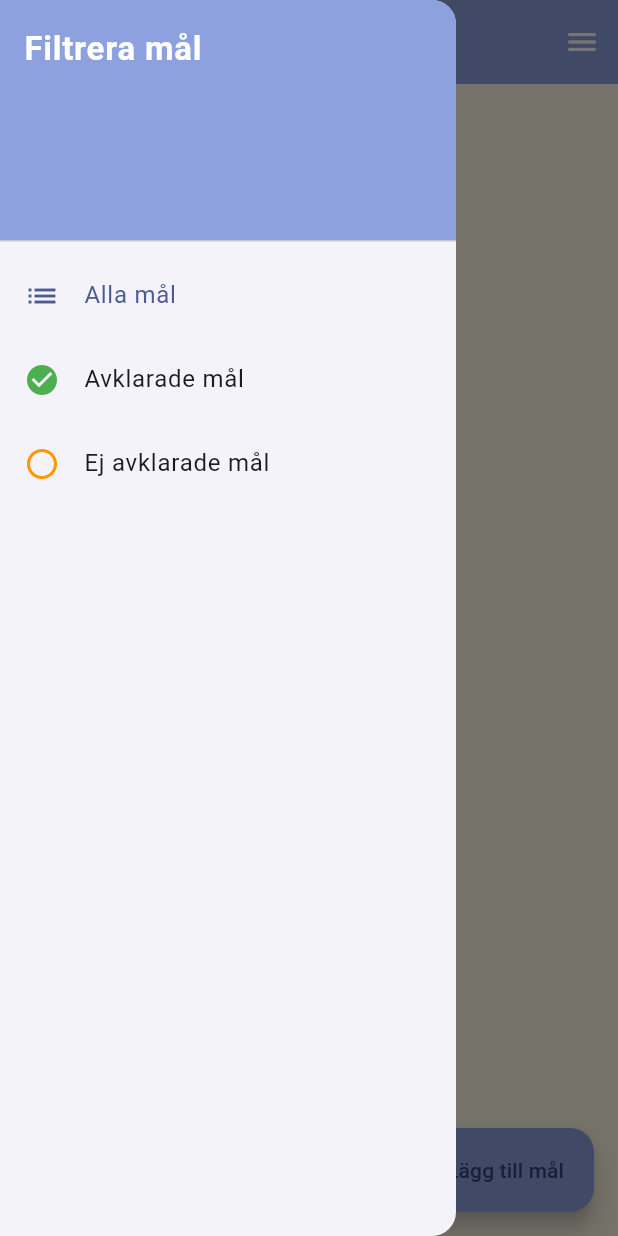
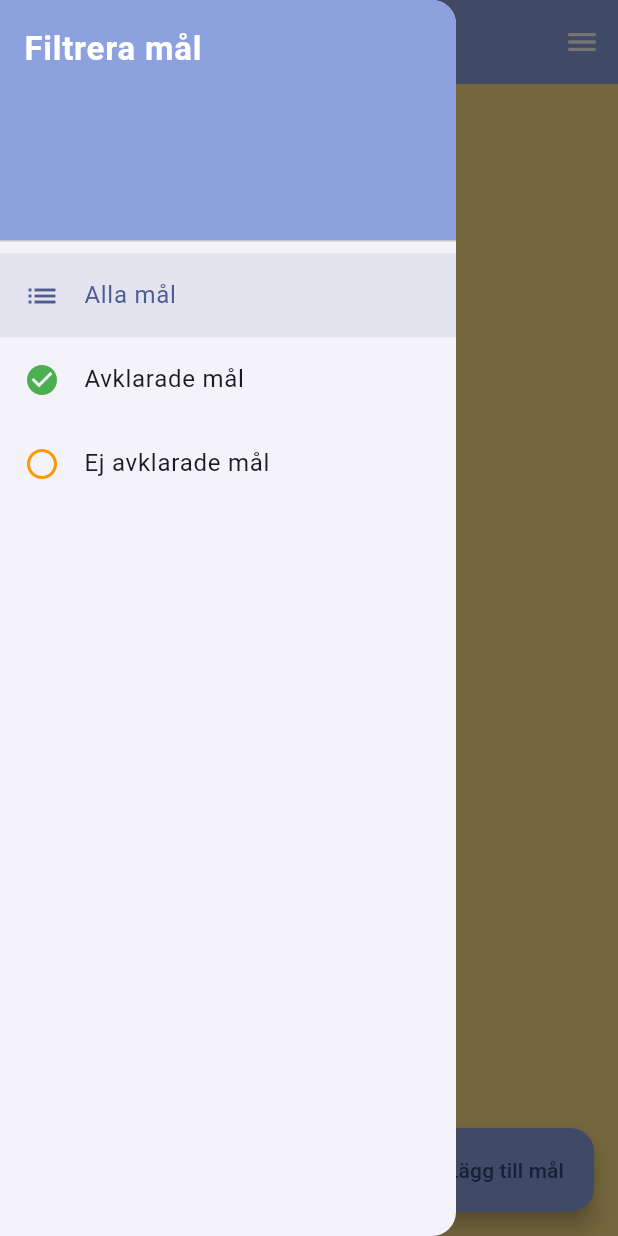
Before and after one commit to gu-tig333-ht25/Grupp-2, a Flutter app: the MalSida screen opened directly, with the side drawer open, on a phone screen of 412 x 824 dp. Run offline on Flutter 3.47's test engine with Material 3 defaults, Android fonts, the phone set to English and light mode, and no system bars; our stand-ins replace cloud_firestore, firebase_auth, firebase_core, table_calendar, youtube_player_flutter; accounts and stored records are empty.

Commit message:
ändrat tema färg på mål så det är samma

```diff
--- a/lib/views/mal_sida.dart
+++ b/lib/views/mal_sida.dart
@@ -38,12 +38,16 @@ void initState() {
 
   @override
   Widget build(BuildContext context) {
+    final primaryColor = Theme.of(context).colorScheme.primary;
+    final appBarColor = Theme.of(context).appBarTheme.backgroundColor;
+    final scaffoldBgColor = Theme.of(context).scaffoldBackgroundColor;
+
     return Scaffold(
-      backgroundColor: const Color(0xFFFFF9E6),
+      backgroundColor: scaffoldBgColor,
       appBar: AppBar(
         title: Text(_getTitel()),
-        backgroundColor: const Color(0xFF8CA1DE),
-        foregroundColor: Colors.white,
+        backgroundColor: appBarColor,
+        foregroundColor: Theme.of(context).appBarTheme.foregroundColor,
 
         // --- ÄNDRING 1: Lägg tillbaks tillbakapilen manuellt i leading ---
         leading: IconButton(
@@ -71,9 +75,9 @@ void initState() {
         child: ListView(
           padding: EdgeInsets.zero,
           children: [
-            const DrawerHeader(
-              decoration: BoxDecoration(color: Color(0xFF8CA1DE)),
-              child: Text(
+            DrawerHeader(
+              decoration: BoxDecoration(color: appBarColor),
+              child: const Text(
                 'Filtrera mål',
                 style: TextStyle(
                     color: Colors.white,
@@ -85,6 +89,7 @@ void initState() {
               leading: const Icon(Icons.list),
               title: const Text("Alla mål"),
               selected: _valdFiltrering == Filtrering.alla,
+              selectedTileColor: primaryColor.withAlpha(26),
               onTap: () {
                 setState(() => _valdFiltrering = Filtrering.alla);
                 Navigator.pop(context);
@@ -94,6 +99,7 @@ void initState() {
               leading: const Icon(Icons.check_circle, color: Colors.green),
               title: const Text("Avklarade mål"),
               selected: _valdFiltrering == Filtrering.klara,
+              selectedTileColor: primaryColor.withAlpha(26),
               onTap: () {
                 setState(() => _valdFiltrering = Filtrering.klara);
                 Navigator.pop(context);
@@ -104,6 +110,7 @@ void initState() {
                   const Icon(Icons.radio_button_unchecked, color: Colors.orange),
               title: const Text("Ej avklarade mål"),
               selected: _valdFiltrering == Filtrering.ejKlara,
+              selectedTileColor: primaryColor.withAlpha(26),
               onTap: () {
                 setState(() => _valdFiltrering = Filtrering.ejKlara);
                 Navigator.pop(context);
@@ -115,7 +122,7 @@ void initState() {
       // Skicka det aktuella filtret till MalListaView
       body: MalListaView(filtrering: _valdFiltrering),
       floatingActionButton: FloatingActionButton.extended(
-        backgroundColor: const Color(0xFF8CA1DE),
+        backgroundColor: appBarColor,
         onPressed: () async {
           await Navigator.push(
             context,
@@ -151,6 +158,7 @@ class _MalListaViewState extends State<MalListaView> {
   Widget build(BuildContext context) {
     final malProvider = Provider.of<MalProvider>(context);
     final allaMal = malProvider.malLista;
+    final appBarColor = Theme.of(context).appBarTheme.backgroundColor;
 
     final filtrerad = switch (widget.filtrering) {
       Filtrering.klara => allaMal.where((m) => m.klar).toList(),
@@ -203,10 +211,10 @@ class _MalListaViewState extends State<MalListaView> {
               crossAxisAlignment: CrossAxisAlignment.start,
               children: [
                 Text("Vecka ${entry.key}",
-                    style: const TextStyle(
+                    style: TextStyle(
                         fontWeight: FontWeight.bold,
                         fontSize: 16,
-                        color: Color(0xFF8CA1DE))),
+                        color: appBarColor)),
                 const SizedBox(height: 4),
                 ...entry.value.map((mal) => GoalItem(
                       mal: mal,
@@ -230,6 +238,7 @@ class GoalItem extends StatelessWidget {
   @override
   Widget build(BuildContext context) {
     final malProvider = Provider.of<MalProvider>(context, listen: false);
+    final appBarColor = Theme.of(context).appBarTheme.backgroundColor;
 
     String formatDatum(DateTime? d) {
       if (d == null) return '';
@@ -241,7 +250,7 @@ class GoalItem extends StatelessWidget {
       child: ListTile(
         leading: Checkbox(
           value: mal.klar,
-          activeColor: const Color(0xFF8CA1DE),
+          activeColor: appBarColor,
           onChanged: (_) => malProvider.toggleKlar(index),
         ),
         title: Text(
@@ -272,7 +281,7 @@ class GoalItem extends StatelessWidget {
             if (value == 'radera') {
               malProvider.taBortMal(index);
             } else if (value == 'redigera') {
-              _visaRedigeringsDialog(context, malProvider, mal, index);
+              _visaRedigeringsDialog(context, malProvider, mal, index, appBarColor);
             }
           },
           itemBuilder: (context) => [
@@ -298,7 +307,7 @@ class GoalItem extends StatelessWidget {
   }
 
   void _visaRedigeringsDialog(
-      BuildContext context, MalProvider provider, dynamic mal, int index) {
+    BuildContext context, MalProvider provider, dynamic mal, int index, Color? appBarColor) {
     final titelController = TextEditingController(text: mal.titel);
     final anteckningController = TextEditingController(text: mal.anteckning);
 
@@ -334,8 +343,8 @@ class GoalItem extends StatelessWidget {
               );
               Navigator.pop(context);
             },
-            child: const Text("Spara",
-                style: TextStyle(color: Color(0xFF8CA1DE))),
+            child: Text("Spara",
+                style: TextStyle(color: appBarColor)),
           ),
         ],
       ),
```
Also changed, not shown: lib/views/skapa_mal_sida.dart (+9 -5 lines).
